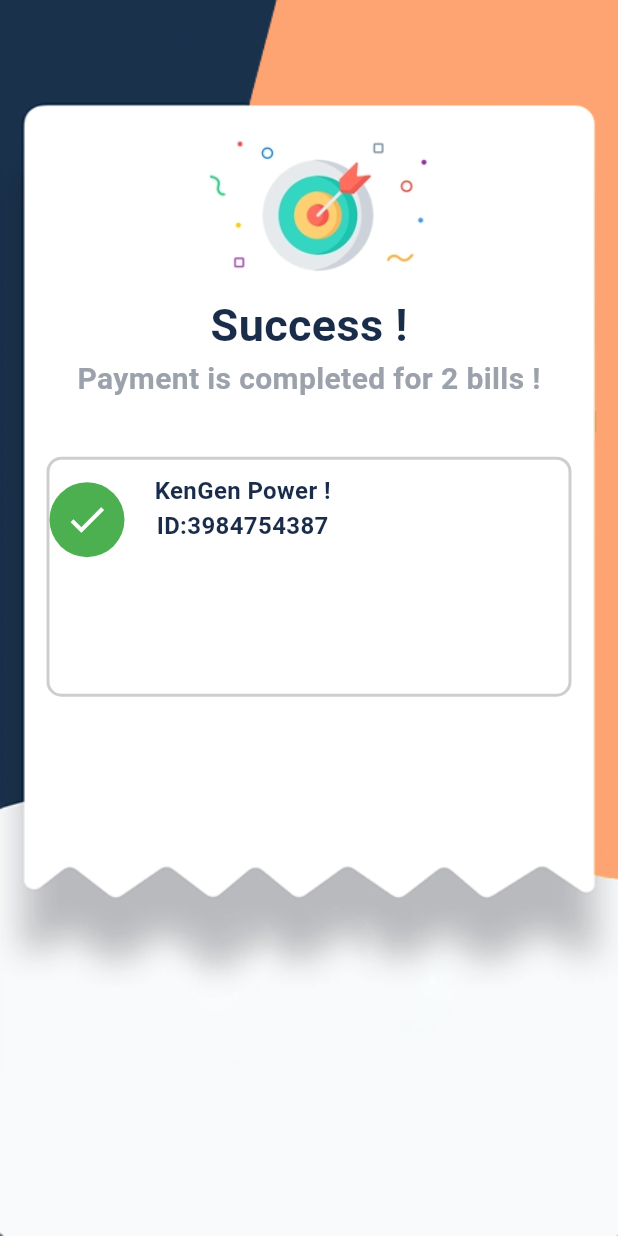
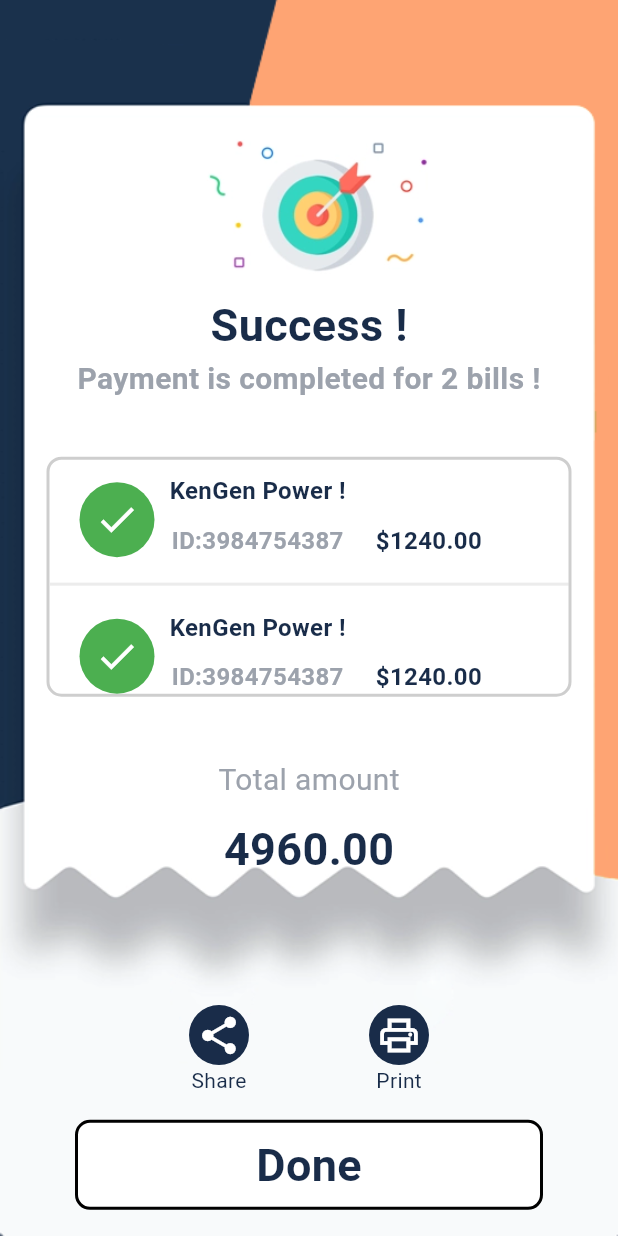
Before and after one commit to SalimataYaye/My_money, a Flutter app: the PaymentPage screen opened directly, on a phone screen of 412 x 824 dp. Run offline on Flutter 3.47's test engine with Material 3 defaults, Android fonts, the phone set to English and light mode, and no system bars; our stand-ins replace get.

Commit message:
Creation de la page paiement

```diff
--- a/lib/main.dart
+++ b/lib/main.dart
@@ -1,6 +1,6 @@
 import 'package:flutter/material.dart';
+import 'package:get/get.dart';
 import 'package:my_money/pages/my_home_page.dart';
-import 'package:my_money/pages/payment_page.dart';
 
 void main() {
   runApp(const MyApp());
@@ -12,7 +12,7 @@ class MyApp extends StatelessWidget {
   // This widget is the root of your application.
   @override
   Widget build(BuildContext context) {
-    return MaterialApp(
+    return GetMaterialApp(
       debugShowCheckedModeBanner: false,
       title: 'Flutter Demo',
       theme: ThemeData(
@@ -27,7 +27,7 @@ class MyApp extends StatelessWidget {
         // is not restarted.
 
       ),
-      home: const PaymentPage(),
+      home: const MyHomePage(),
     );
   }
 }
--- a/lib/pages/payment_page.dart
+++ b/lib/pages/payment_page.dart
@@ -1,4 +1,7 @@
 import 'package:flutter/material.dart';
+import 'package:get/get.dart';
+import 'package:my_money/widgets/buttons.dart';
+import 'package:my_money/widgets/large_button.dart';
 
 import '../component/colors.dart';
 
@@ -63,13 +66,19 @@ class PaymentPage extends StatelessWidget {
                   color: Colors.grey.withOpacity(0.5)
                 )
               ),
-              child: Container(
-                child: Column(
+              child: MediaQuery.removePadding(
+                removeTop: true,
+                context: context,
+                child: ListView.builder(
+                  itemCount: 4,
+                  itemBuilder: (_, index) {
+                    return Column(
+                      crossAxisAlignment: CrossAxisAlignment.start,
                       children: [
                         Row(
                           children: [
                             Container(
-                          margin: const EdgeInsets.only(top: 15, right: 20),
+                              margin: const EdgeInsets.only(top: 15, left: 20, bottom: 10),
                               width: 50,
                               height: 50,
                               decoration: BoxDecoration(
@@ -78,9 +87,10 @@ class PaymentPage extends StatelessWidget {
                               ),
                               child: const Icon(Icons.done, size: 30, color: Colors.white,),
                             ),
-                        const Column(
+                            const SizedBox(width: 10,),
+                            Column(
                               children: [
-                            Text(
+                                const Text(
                                   "KenGen Power !",
                                   style: TextStyle(
                                       fontSize: 16,
@@ -88,22 +98,80 @@ class PaymentPage extends StatelessWidget {
                                       color: AppColor.mainColor
                                   ),
                                 ),
+                                const SizedBox(height: 10,),
                                 Text(
                                   "ID:3984754387",
                                   style: TextStyle(
                                       fontSize: 16,
                                       fontWeight: FontWeight.bold,
+                                      color: AppColor.idColor
+                                  ),
+                                ),
+                              ],
+                            ),
+                            const SizedBox(width: 20,),
+                            const Column(
+                              children: [
+                                Text(
+                                  "",
+                                  style: TextStyle(
+                                      fontSize: 16,
+                                      fontWeight: FontWeight.w700,
+                                      color: AppColor.mainColor
+                                  ),
+                                ),
+                                SizedBox(height: 10,),
+                                Text(
+                                  "\$1240.00 ",
+                                  style: TextStyle(
+                                      fontSize: 16,
+                                      fontWeight: FontWeight.w700,
                                       color: AppColor.mainColor
                                   ),
                                 ),
                               ],
                             )
                           ],
+                        ),
+                        Divider(thickness: 2, color: Colors.grey.withOpacity(0.2),),
+                      ],
+                    );
+                  },
+                ),
+              ),
+            ),
+            SizedBox(height: h*0.05,),
+            Column(
+              children: [
+                Text(
+                  "Total amount",
+                  style: TextStyle(
+                    fontSize: 20,
+                    color: AppColor.idColor
+                  ),
+                ),
+                const SizedBox(height: 10,),
+                const Text(
+                  "4960.00",
+                  style: TextStyle(
+                      fontSize: 30,
+                      color: AppColor.mainColor,
+                    fontWeight: FontWeight.bold
+                  ),
                 )
               ],
             ),
+            SizedBox(height: h*0.10,),
+            Row(
+              mainAxisAlignment: MainAxisAlignment.center,
+              children: [
+                AppButtons(icon: Icons.share, onTap: () {}, text: "Share",),
+                const SizedBox(width: 80,),
+                AppButtons(icon: Icons.print_outlined, onTap: () {}, text: "Print",)
+              ],
             ),
-            )
+            SizedBox(height: h*0.02,),
+            AppLargeButton(text: "Done", backgroundColor: Colors.white, textColor: AppColor.mainColor, onTap: () { Get.back();},)
           ],
         ),
       ),
--- a/lib/widgets/large_button.dart
+++ b/lib/widgets/large_button.dart
@@ -36,7 +36,7 @@ class AppLargeButton extends StatelessWidget {
           child: Text(
             text,
             style: TextStyle(
-              fontSize: 40,
+              fontSize: 30,
               fontWeight: FontWeight.bold,
               color: textColor
             ),
--- a/pubspec.yaml
+++ b/pubspec.yaml
@@ -35,6 +35,7 @@ dependencies:
   # The following adds the Cupertino Icons font to your application.
   # Use with the CupertinoIcons class for iOS style icons.
   cupertino_icons: ^1.0.8
+  get:
 
 dev_dependencies:
   flutter_test:
```
Also changed, not shown: lib/pages/my_home_page.dart (+13 -12 lines), pubspec.lock. Lines whose indentation alone changed are shown as unchanged.
